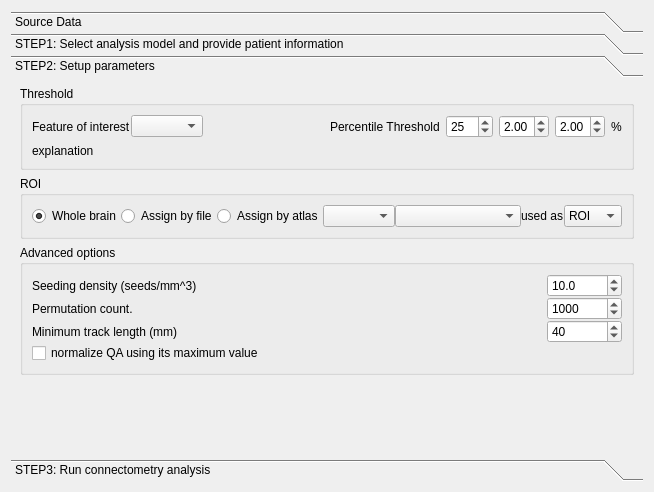
First picture: the form in tracking/vbc_dialog.ui, repository frankyeh/DSI-Studio, before the edit.
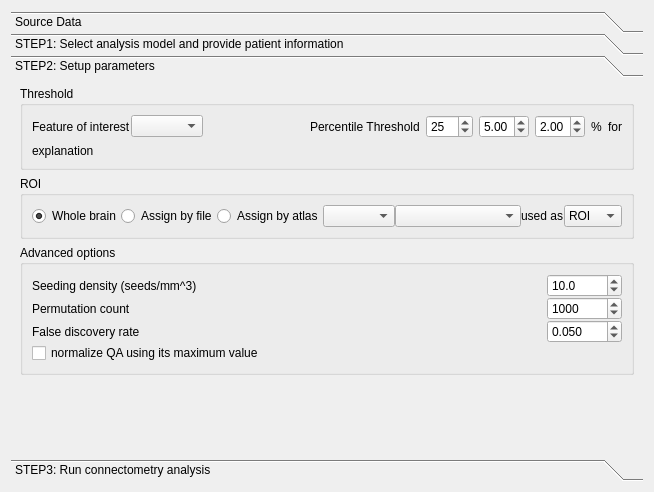
Second picture: the form after the edit. Icons and pictures are not drawn. Custom widgets are drawn as their Qt base class.

```diff
--- a/tracking/vbc_dialog.ui
+++ b/tracking/vbc_dialog.ui
@@ -674,15 +674,18 @@
                    <height>16777215</height>
                   </size>
                  </property>
+                 <property name="minimum">
+                  <double>1.000000000000000</double>
+                 </property>
                  <property name="maximum">
+                  <double>100.000000000000000</double>
+                 </property>
+                 <property name="singleStep">
+                  <double>1.000000000000000</double>
+                 </property>
+                 <property name="value">
                   <double>5.000000000000000</double>
                  </property>
-                 <property name="singleStep">
-                  <double>1.000000000000000</double>
-                 </property>
-                 <property name="value">
-                  <double>2.000000000000000</double>
-                 </property>
                 </widget>
                </item>
                <item>
@@ -723,6 +726,13 @@
                  </property>
                 </widget>
                </item>
+               <item>
+                <widget class="QLabel" name="range_label">
+                 <property name="text">
+                  <string>for</string>
+                 </property>
+                </widget>
+               </item>
               </layout>
              </item>
              <item>
@@ -896,7 +906,7 @@
                <item>
                 <widget class="QLabel" name="label_4">
                  <property name="text">
-                  <string>Permutation count.</string>
+                  <string>Permutation count</string>
                  </property>
                 </widget>
                </item>
@@ -929,26 +939,32 @@
                <item>
                 <widget class="QLabel" name="label_3">
                  <property name="text">
-                  <string>Minimum track length (mm)</string>
+                  <string>False discovery rate</string>
                  </property>
                 </widget>
                </item>
                <item>
-                <widget class="QSpinBox" name="length_threshold">
+                <widget class="QDoubleSpinBox" name="fdr_control">
                  <property name="maximumSize">
                   <size>
                    <width>75</width>
                    <height>16777215</height>
                   </size>
                  </property>
+                 <property name="decimals">
+                  <number>3</number>
+                 </property>
                  <property name="minimum">
-                  <number>10</number>
+                  <double>0.001000000000000</double>
                  </property>
                  <property name="maximum">
-                  <number>200</number>
+                  <double>0.500000000000000</double>
+                 </property>
+                 <property name="singleStep">
+                  <double>0.010000000000000</double>
                  </property>
                  <property name="value">
-                  <number>40</number>
+                  <double>0.050000000000000</double>
                  </property>
                 </widget>
                </item>
```
Left out of the diff: 12 changed lines with no effect on the pictures.
